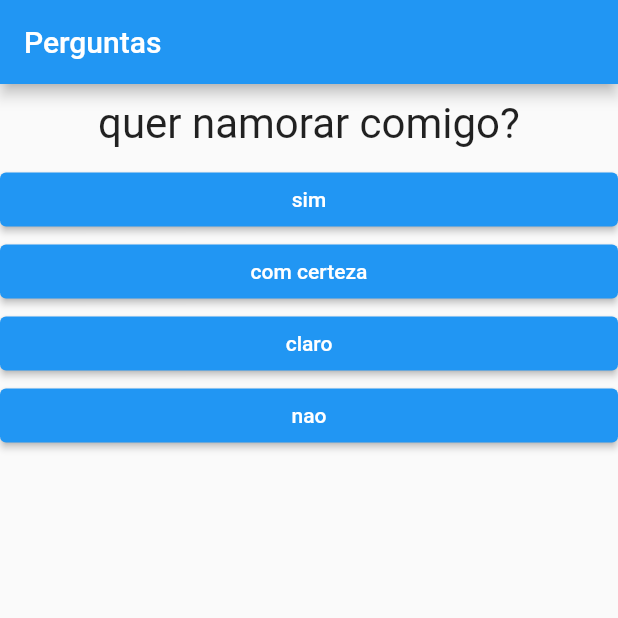
After one commit to marcelinx/perguntasApp, a Flutter app: the screen it shows after launch, on a phone screen of 412 x 824 dp, the top half of it. The commit adds this screen. Run offline on Flutter 3.47's test engine with Material 2 defaults, Android fonts, the phone set to English and light mode, and no system bars.

Commit message:
adding quiz widget

```diff
--- a/lib/main.dart
+++ b/lib/main.dart
@@ -1,6 +1,5 @@
 import 'package:flutter/material.dart';
-import './question.dart';
-import './answer.dart';
+import './quiz.dart';
 import 'results.dart';
 
 main() => runApp(PerguntaApp());
@@ -30,27 +29,23 @@ class _PerguntaAppState extends State<PerguntaApp> {
     }
   }
 
-  bool get selectedAnswer {
+    bool get selectedAnswer {
     return _perguntaSelecionada < _perguntas.length;
   }
 
   @override
   Widget build(BuildContext context) {
 
-    List<String> respostas = selectedAnswer
-    ? _perguntas[_perguntaSelecionada].cast()['respostas']:
-    [];
-
     return MaterialApp(
       home: Scaffold(
         appBar: AppBar(
           title: const Text('Perguntas'),
         ),
-        body: selectedAnswer ? Column(
-          children: <Widget>[
-            Question(_perguntas[_perguntaSelecionada]['texto'].toString()),
-            ...respostas.map((t) => Answer(t, _responder)).toList(),
-          ],
+        body: selectedAnswer
+        ? Quiz(
+          perguntas: _perguntas,
+          perguntaSelecionada: _perguntaSelecionada,
+          quantoResponder: _responder,
         )
         : Results()
       ),
--- /dev/null
+++ b/lib/quiz.dart
@@ -0,0 +1,33 @@
+import 'package:flutter/material.dart';
+import './question.dart';
+import './answer.dart';
+
+class Quiz extends StatelessWidget {
+  final List <Map<String, Object>> perguntas;
+  final int perguntaSelecionada;
+  final void Function() quantoResponder;
+
+  Quiz({
+   required this.perguntas,
+   required this.perguntaSelecionada,
+   required this.quantoResponder,
+  });
+
+    bool get selectedAnswer {
+    return perguntaSelecionada < perguntas.length;
+  }
+
+  @override
+  Widget build(BuildContext context) {
+     List<String> respostas = selectedAnswer
+    ? perguntas[perguntaSelecionada].cast()['respostas']
+      : [];
+
+    return  Column(
+      children: <Widget>[
+        Question(perguntas[perguntaSelecionada]['texto'].toString()),
+          ...respostas.map((t) => Answer(t, quantoResponder)).toList(),
+      ],
+    );
+  }
+}
```
